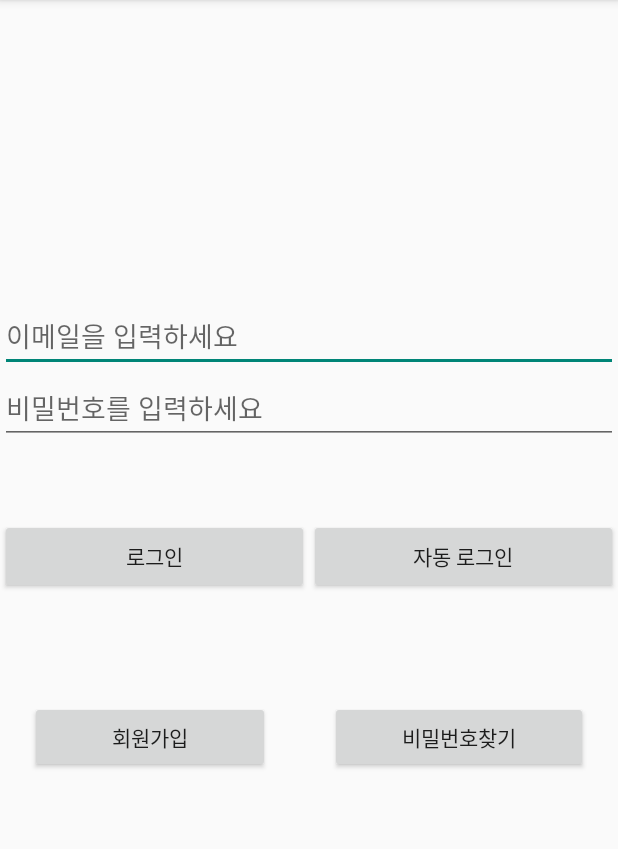
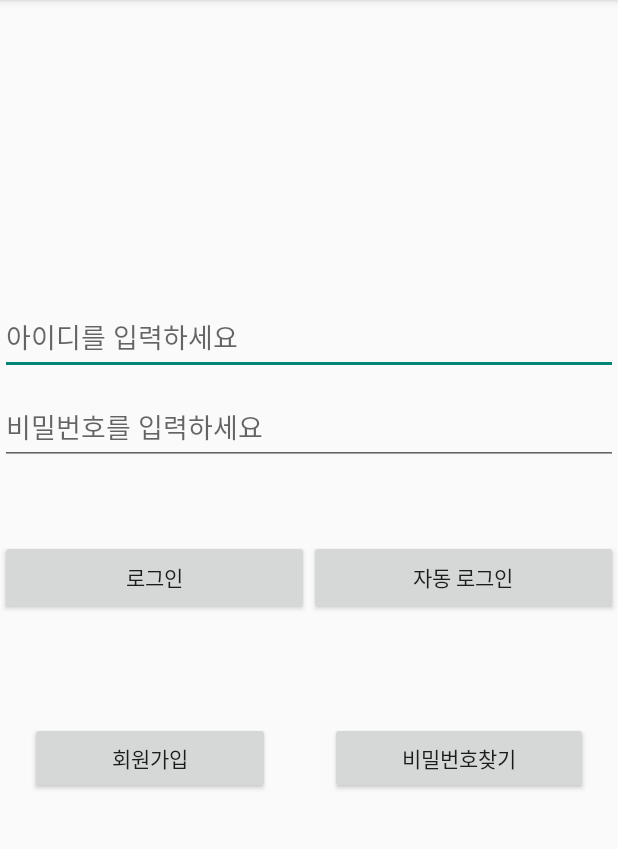
Before and after one commit to hwido/football, an Android app: the screen it shows after launch (MainActivity), on a phone screen of 412 x 824 dp, the part 84-933 px from its top. Run offline under Robolectric (Android 15) with nearby library versions, the phone set to English and light mode, and no system bars.

Commit message:
signin page and refactor of login page xml

```diff
--- a/app/src/main/java/com/hwido/football/MainActivity.kt
+++ b/app/src/main/java/com/hwido/football/MainActivity.kt
@@ -6,6 +6,6 @@ import android.os.Bundle
 class MainActivity : AppCompatActivity() {
     override fun onCreate(savedInstanceState: Bundle?) {
         super.onCreate(savedInstanceState)
-        setContentView(R.layout.activity_main)
+        setContentView(R.layout.login_page)
     }
 }
--- a/app/src/main/res/layout/activity_main.xml
+++ b/app/src/main/res/layout/login_page.xml
@@ -9,17 +9,18 @@
     android:orientation="vertical">
 
     <EditText
-        android:id="@+id/emailArea"
-        android:hint="이메일을 입력하세요"
+        android:id="@+id/IDArea"
+        android:hint="아이디를 입력하세요"
         android:layout_width="match_parent"
-        android:layout_height="wrap_content"
+        android:layout_height="50dp"
         android:layout_marginTop="200dp"/>
 
     <EditText
         android:id="@+id/passwordArea"
         android:hint="비밀번호를 입력하세요"
         android:layout_width="match_parent"
-        android:layout_height="wrap_content"/>
+        android:layout_height="50dp"
+        android:layout_marginTop="10dp"/>
 
     <LinearLayout
         android:layout_width="match_parent"
```
Also changed, not shown: app/src/main/res/layout/signin_page.xml (added, +82 -0 lines).
